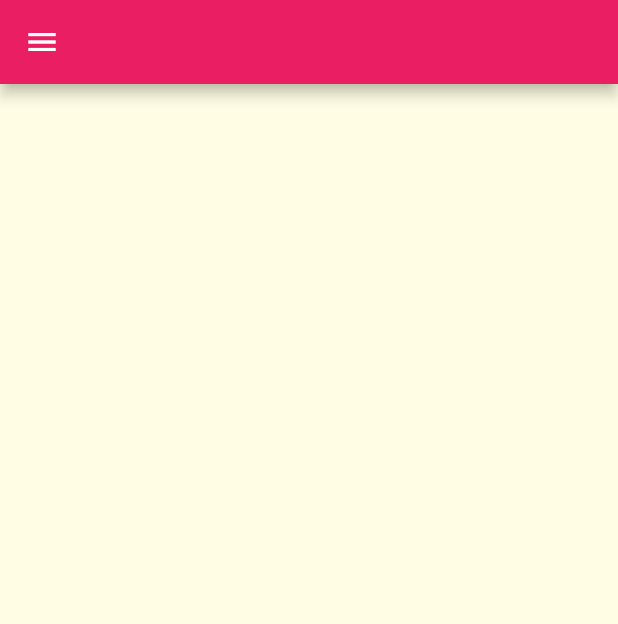
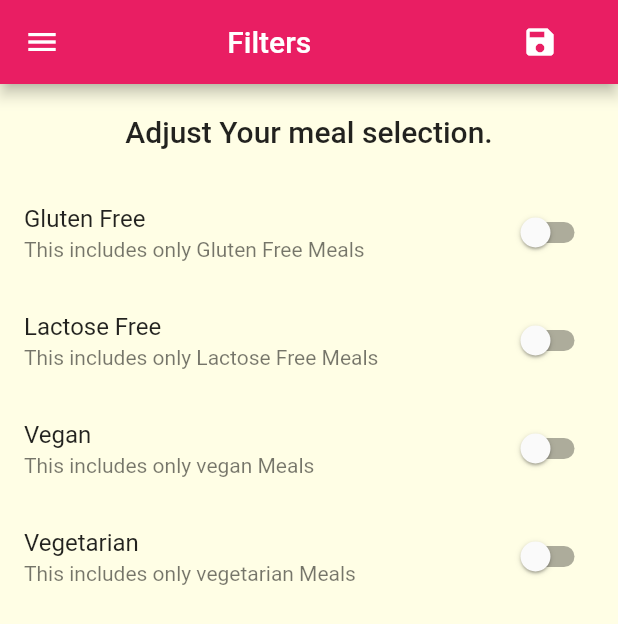
Before and after one commit to vinayak-urs/Restaurant-menu, a Flutter app: the FilterScreen screen opened by its route, on a phone screen of 412 x 824 dp. Shown: the top 624 px of the screen. Run offline on Flutter 3.47's test engine with Material 2 defaults, Android fonts, the phone set to English and light mode, and no system bars; statements that could not run were skipped.

Commit message:
Filters added

```diff
--- a/lib/main.dart
+++ b/lib/main.dart
@@ -1,15 +1,73 @@
 import 'package:flutter/material.dart';
+import 'package:myrestaurant/dummy_data.dart';
 // import './screens/categories_screen.dart';
 import './screens/category_meals_screen.dart';
 import './screens/filter_screen.dart';
 import './screens/meal_detail_screen.dart';
 import './screens/tab_screen.dart';
+import './models/meal.dart';
 
 void main() {
   runApp(MyApp());
 }
 
-class MyApp extends StatelessWidget {
+class MyApp extends StatefulWidget {
+  @override
+  _MyAppState createState() => _MyAppState();
+}
+
+class _MyAppState extends State<MyApp> {
+  Map<String, bool> _filters = {
+    'gluten': false,
+    'lactose': false,
+    'vegan': false,
+    'vegetarian': false,
+  };
+  List<Meal> _availableMeals = DUMMY_MEALS;
+  List<Meal> _favoriteMeals = [];
+
+  void _setFilters(Map<String, bool> filterData) {
+    setState(() {
+      _filters = filterData;
+
+      _availableMeals = DUMMY_MEALS.where((meal) {
+        if (_filters['gluten'] && !meal.isGlutenFree) {
+          return false;
+        }
+        if (_filters['lactose'] && !meal.isLactoseFree) {
+          return false;
+        }
+        if (_filters['vegan'] && !meal.isVegan) {
+          return false;
+        }
+        if (_filters['vegetarian'] && !meal.isVegetarian) {
+          return false;
+        }
+        return true;
+      }).toList();
+    });
+  }
+
+  void _toggleFavorite(String mealId) {
+    final existingIndex =
+        _favoriteMeals.indexWhere((meal) => meal.id == mealId);
+    if (existingIndex >= 0) {
+      setState(() {
+        _favoriteMeals.removeAt(existingIndex);
+      });
+    } else {
+      setState(() {
+        _favoriteMeals.add(
+          DUMMY_MEALS.firstWhere((meal) => meal.id == mealId),
+        );
+      });
+    }
+  }
+
+  bool _isMealFavorite(String id) {
+    return _favoriteMeals.any((meal) => meal.id == id);
+  }
+
   @override
   Widget build(BuildContext context) {
     return MaterialApp(
@@ -27,19 +85,23 @@ class MyApp extends StatelessWidget {
               )),
       // home: Homepage(),
       routes: {
-        "/": (ctx) => Homepage(),
-        CategoryMealsScreen.routeName: (ctx) => CategoryMealsScreen(),
+        "/": (ctx) => Homepage(_favoriteMeals),
+        CategoryMealsScreen.routeName: (ctx) =>
+            CategoryMealsScreen(_availableMeals),
         MealDetailScreen.routeName: (ctx) => MealDetailScreen(),
-        FilterScreen.routeName: (ctx) => FilterScreen(),
+        FilterScreen.routeName: (ctx) => FilterScreen(_filters, _setFilters),
       },
       onGenerateRoute: (settings) {
-        return MaterialPageRoute(builder: (context) => CategoryMealsScreen());
+        return MaterialPageRoute(
+            builder: (context) => CategoryMealsScreen(_availableMeals));
       },
     );
   }
 }
 
 class Homepage extends StatelessWidget {
+  List<Meal> favoriteMeal;
+  Homepage(this.favoriteMeal);
   @override
   Widget build(BuildContext context) {
     return Scaffold(
@@ -52,7 +114,7 @@ class Homepage extends StatelessWidget {
       //         )),
       //   ),
       // ),
-      body: TabScreen(),
+      body: TabScreen(favoriteMeal),
       // body: CategoriesScreen(),
     );
   }
--- a/lib/screens/category_meals_screen.dart
+++ b/lib/screens/category_meals_screen.dart
@@ -1,20 +1,24 @@
 import 'package:flutter/material.dart';
-import 'package:myrestaurant/dummy_data.dart';
+import '../models/meal.dart';
 import 'package:myrestaurant/widgets/meal_item.dart';
 
-class CategoryMealsScreen extends StatelessWidget {
+class CategoryMealsScreen extends StatefulWidget {
   static const routeName = "/category-meals";
-  // final String categoryId;
-  // final String categoryTitle;
-  // CategoryMealsScreen(this.categoryId, this.categoryTitle);
+  final List<Meal> availableMeals;
 
+  CategoryMealsScreen(this.availableMeals);
+  @override
+  _CategoryMealsScreenState createState() => _CategoryMealsScreenState();
+}
+
+class _CategoryMealsScreenState extends State<CategoryMealsScreen> {
   @override
   Widget build(BuildContext context) {
     final routeArgs =
         ModalRoute.of(context).settings.arguments as Map<String, String>;
     final String categoryId = routeArgs["id"];
     final String categoryTitle = routeArgs["title"];
-    final categoryMeals = DUMMY_MEALS.where((meal) {
+    final categoryMeals = widget.availableMeals.where((meal) {
       return meal.categories.contains(categoryId);
     }).toList();
 
--- a/lib/screens/favorite_screen.dart
+++ b/lib/screens/favorite_screen.dart
@@ -1,6 +1,10 @@
 import 'package:flutter/material.dart';
 
+import '../models/meal.dart';
+
 class FavoriteScreen extends StatelessWidget {
+  final List<Meal> favoriteMeal;
+  FavoriteScreen(this.favoriteMeal);
   @override
   Widget build(BuildContext context) {
     return Scaffold(
--- a/lib/screens/filter_screen.dart
+++ b/lib/screens/filter_screen.dart
@@ -1,13 +1,127 @@
 import 'package:flutter/material.dart';
 import 'package:myrestaurant/widgets/main_drawer.dart';
 
-class FilterScreen extends StatelessWidget {
+class FilterScreen extends StatefulWidget {
   static const routeName = "/filter-screen";
+  final Function savefilters;
+  final Map<String, bool> currentFilters;
+  FilterScreen(this.currentFilters, this.savefilters);
+
+  @override
+  _FilterScreenState createState() => _FilterScreenState();
+}
+
+class _FilterScreenState extends State<FilterScreen> {
+  bool _glutenFree = false;
+  bool _vegetarian = false;
+  bool _vegan = false;
+  bool _lactoseFree = false;
+  @override
+  void initState() {
+    _glutenFree = widget.currentFilters["gluten"];
+    _lactoseFree = widget.currentFilters["lactose"];
+    _vegan = widget.currentFilters["vegan"];
+    _vegetarian = widget.currentFilters["vegetarian"];
+
+    super.initState();
+  }
+
   @override
   Widget build(BuildContext context) {
     return Scaffold(
-      appBar: AppBar(),
+      appBar: AppBar(
+        actions: [
+          Padding(
+            padding: const EdgeInsets.symmetric(horizontal: 28.0),
+            child: IconButton(
+              icon: Icon(
+                Icons.save,
+              ),
+              onPressed: () {
+                final selectedfilters = {
+                  "gluten": _glutenFree,
+                  "lactose": _lactoseFree,
+                  "vegan": _vegan,
+                  "vegetarian": _vegetarian,
+                };
+                widget.savefilters(selectedfilters);
+              },
+            ),
+          )
+        ],
+        title: Center(child: Text("Filters ")),
+      ),
       drawer: MainDrawer(),
+      body: Column(
+        children: [
+          Container(
+            padding: EdgeInsets.all(20),
+            child: Text(
+              "Adjust Your meal selection.",
+              style: Theme.of(context).textTheme.title,
+            ),
+          ),
+          Expanded(
+            child: ListView(
+              children: [
+                buildSwitchListTile(
+                  (newvalue) {
+                    setState(() {
+                      _glutenFree = newvalue;
+                    });
+                  },
+                  title: "Gluten Free",
+                  description: "This includes only Gluten Free Meals",
+                  currentValue: _glutenFree,
+                ),
+                buildSwitchListTile(
+                  (newvalue) {
+                    setState(() {
+                      _lactoseFree = newvalue;
+                    });
+                  },
+                  title: "Lactose Free",
+                  description: "This includes only Lactose Free Meals",
+                  currentValue: _lactoseFree,
+                ),
+                buildSwitchListTile(
+                  (newvalue) {
+                    setState(() {
+                      _vegan = newvalue;
+                    });
+                  },
+                  title: "Vegan",
+                  description: "This includes only vegan Meals",
+                  currentValue: _vegan,
+                ),
+                buildSwitchListTile(
+                  (newvalue) {
+                    setState(() {
+                      _vegetarian = newvalue;
+                    });
+                  },
+                  title: "Vegetarian",
+                  description: "This includes only vegetarian Meals",
+                  currentValue: _vegetarian,
+                ),
+              ],
+            ),
+          )
+        ],
+      ),
     );
   }
+
+  Widget buildSwitchListTile(
+    Function updateValue, {
+    String title,
+    String description,
+    bool currentValue,
+  }) {
+    return SwitchListTile(
+        title: Text(title),
+        value: currentValue,
+        subtitle: Text(description),
+        onChanged: updateValue);
+  }
 }
```
Also changed, not shown: lib/screens/tab_screen.dart (+11 -2 lines).
